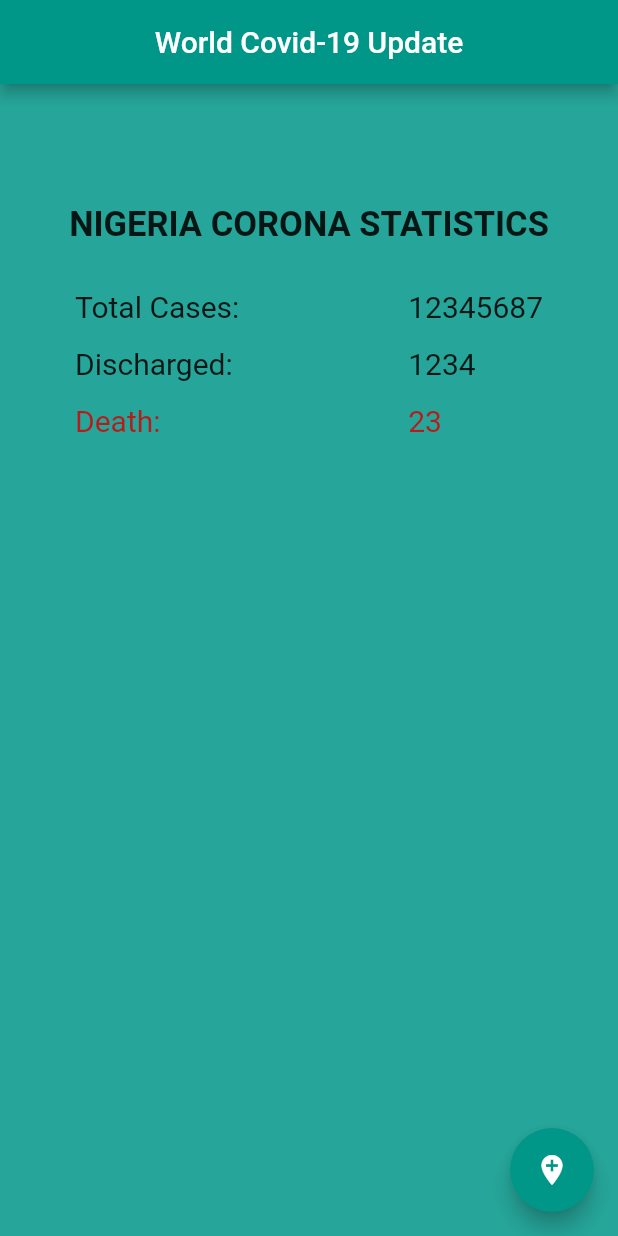
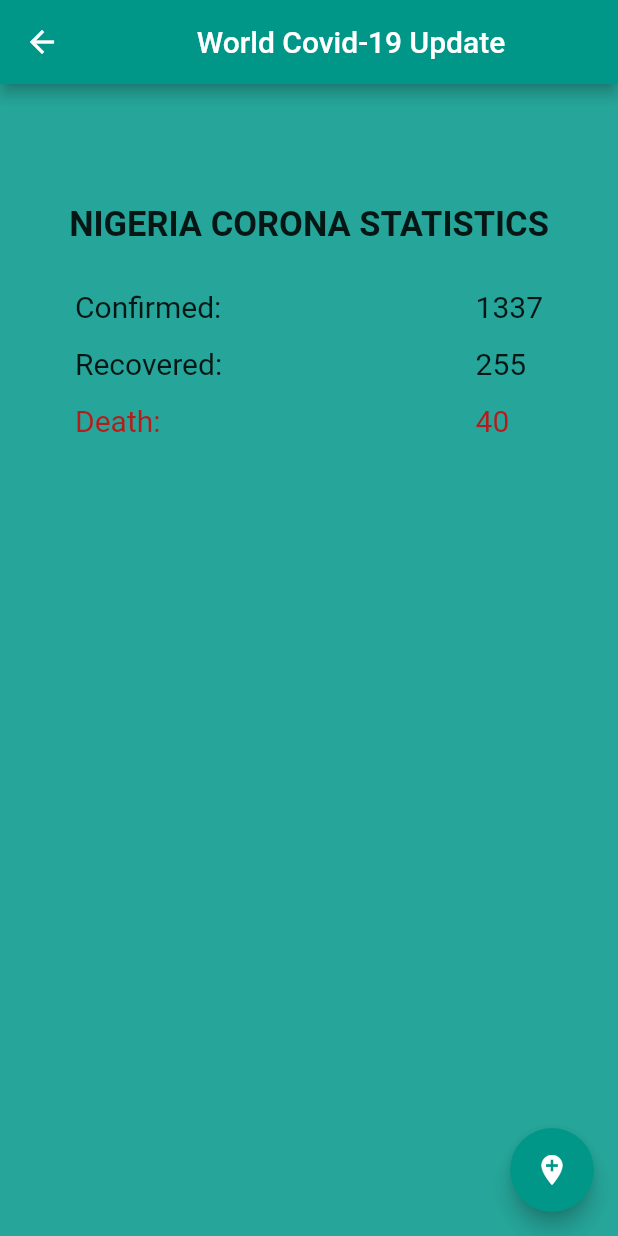
Before and after one commit to XROLE/naija_covid19_update, a Flutter app: the screen it shows after launch, after a tap on the "add location" icon, on a phone screen of 412 x 824 dp. Run offline on Flutter 3.47's test engine with Material 2 defaults, Android fonts, the phone set to English and light mode, and no system bars; our stand-ins replace flutter_spinkit; network calls fail.

Commit message:
- extract home widget from dart main file - add flutter spin kit to pubspec file - create loading screen - integerate loader - add logic to redirect to home page once loading is complete

```diff
--- /dev/null
+++ b/lib/home.dart
@@ -0,0 +1,95 @@
+import 'package:flutter/material.dart';
+
+class Home extends StatelessWidget {
+  const Home({
+    Key key,
+  }) : super(key: key);
+
+  @override
+  Widget build(BuildContext context) {
+    return Scaffold(
+      backgroundColor: Colors.teal[400],
+      appBar: AppBar(
+        title: Center(child: Text('World Covid-19 Update')),
+        backgroundColor: Colors.teal,
+      ),
+      body: Column(
+          crossAxisAlignment: CrossAxisAlignment.start,
+          children: <Widget> [
+            SizedBox(height: 80,),
+      Center(
+                child: Text(
+        'NIGERIA CORONA STATISTICS',
+        style: TextStyle(
+          fontSize: 23,
+          fontWeight: FontWeight.bold,
+        )),
+      ),
+      Padding(
+        padding: EdgeInsets.fromLTRB(50, 30, 50, 0),
+        child: Row(
+          mainAxisAlignment: MainAxisAlignment.spaceBetween,
+          children: <Widget>[
+            Column(
+              crossAxisAlignment: CrossAxisAlignment.start,
+              children: <Widget>[
+                Text(
+                  'Confirmed:',
+                  style: TextStyle(
+                    fontSize: 20,
+                  )),
+                SizedBox(height: 15),
+                Text(
+                  'Recovered:',
+                  style: TextStyle(
+                    fontSize: 20,
+                  )),
+                SizedBox(height: 15),
+                Text(
+                  'Death:',
+                  style: TextStyle(
+                    color: Colors.red[900],
+                    fontSize: 20,
+                  )),
+                ]),
+            Column(
+              crossAxisAlignment: CrossAxisAlignment.start,
+              children: <Widget>[
+              Text(
+                  "1337",
+                  style: TextStyle(
+                  fontSize: 20,
+                )),
+              SizedBox(height: 15),
+              Text(
+                "255",
+                style: TextStyle(
+                // color: Colors.white,
+                fontSize: 20,
+              )),
+              SizedBox(height: 15),
+              Text(
+                "40",
+                style: TextStyle(
+                color: Colors.red[900],
+                fontSize: 20,
+              )),
+            ],
+           ),
+          ],
+        ),
+      ),
+    ]),
+      floatingActionButton: FloatingActionButton(
+        backgroundColor: Colors.teal,
+        onPressed: () {
+          print('I am a chosen one too ');
+          Navigator.pushNamed(context, '/');
+        },
+        child: Icon(
+          Icons.add_location,
+        ),
+      ),
+    );
+  }
+}
--- /dev/null
+++ b/lib/loadingScreen.dart
@@ -0,0 +1,41 @@
+import 'package:flutter/material.dart';
+import 'package:flutter_spinkit/flutter_spinkit.dart';
+import 'package:world_covid_update/services/getStatistics.dart';
+
+class LoadingScreen extends StatefulWidget {
+  @override
+  _LoadingScreenState createState() => _LoadingScreenState();
+}
+
+class _LoadingScreenState extends State<LoadingScreen> {
+  void fetchStatistics () async {
+
+    await getStatistics();
+    Navigator.pushReplacementNamed(context, '/home', arguments: {
+      'confirned': 1337,
+      'recovered': 255,
+      'death': 40,
+    });
+  }
+
+  @override
+  void initState() {
+    fetchStatistics();
+    super.initState();
+  }
+  @override
+  Widget build(BuildContext context) {
+    return Scaffold(
+        appBar: AppBar(
+          backgroundColor: Colors.teal,
+          title: Center(child: Text('World Covid-19 Update')),
+        ),
+        body: Container(
+          child: SpinKitFoldingCube(
+            color: Colors.teal[200],
+            size: 50.0,
+          ),
+      ),
+    );
+  }
+}
--- a/lib/services/getStatistics.dart
+++ b/lib/services/getStatistics.dart
@@ -1,9 +1,7 @@
-import 'package:flutter/material.dart';
 import 'package:http/http.dart' as http;
 
 Future<http.Response> getStatistics() async {
   try {
-    print('I am a chosen one getting to the initial state widget');
     final result = await http.get(
       'https://covid-19-coronavirus-statistics.p.rapidapi.com/v1/total?country=Nigeria',
       headers: {
--- a/pubspec.yaml
+++ b/pubspec.yaml
@@ -21,6 +21,7 @@ dependencies:
     sdk: flutter
 
   http: ^0.12.1
+  flutter_spinkit: "^4.1.2"
 
   # The following adds the Cupertino Icons font to your application.
   # Use with the CupertinoIcons class for iOS style icons.
```
Also changed, not shown: lib/main.dart (+7 -81 lines), pubspec.lock.
